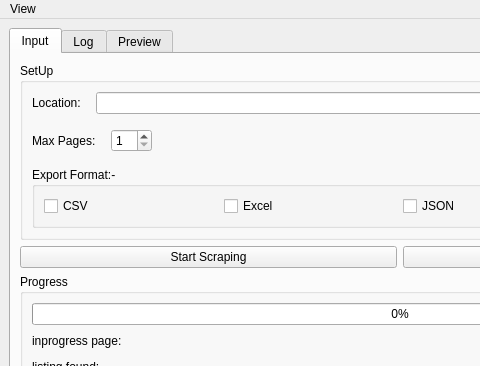
Before: the Qt Designer form main_window_ui/ui_scraper.ui in a8392280-web/Zillow-scrapper, drawn with Qt 5; both pictures show x 0 to 480 and y 0 to 366 of the 800 by 654 pixel window.
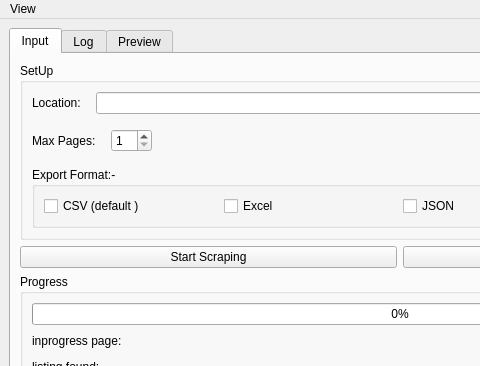
After: the same form once the commit is applied.

The edit to the form file:
```diff
--- a/main_window_ui/ui_scraper.ui
+++ b/main_window_ui/ui_scraper.ui
@@ -133,7 +133,7 @@
               <item>
                <widget class="QCheckBox" name="csv_checkBox">
                 <property name="text">
-                 <string>CSV</string>
+                 <string>CSV (default )</string>
                 </property>
                </widget>
               </item>
```
